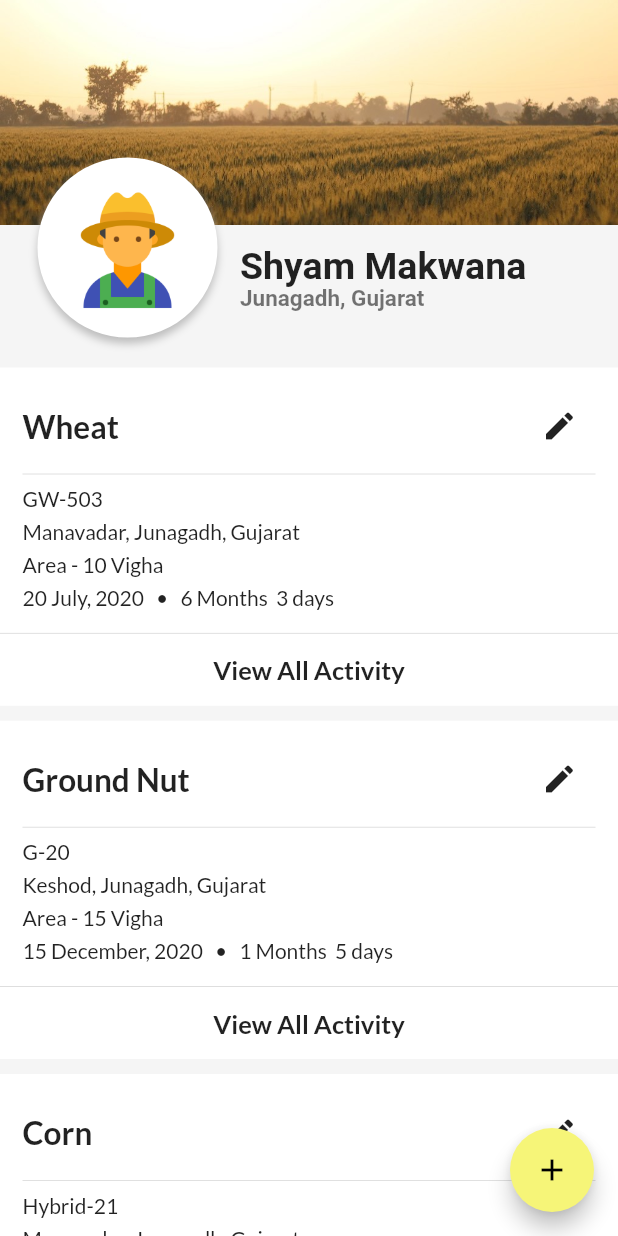
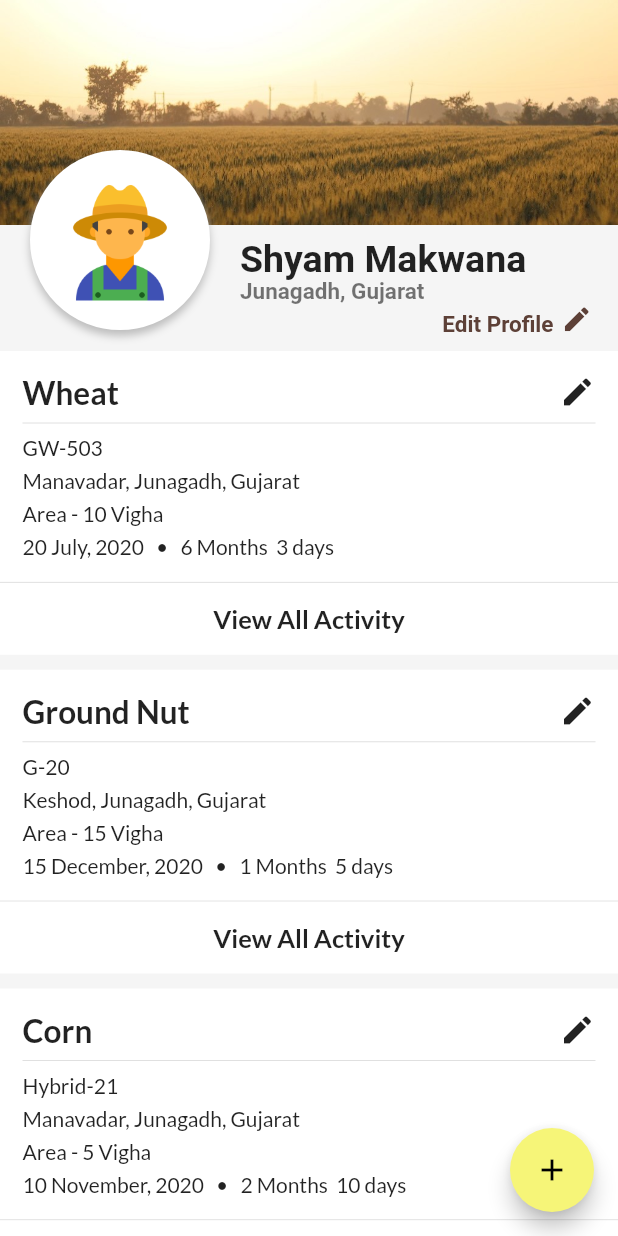
Before and after one commit to mscreation28/Farmer-Social-Network, a Flutter app: the ProfilePage screen opened by its route, on a phone screen of 412 x 824 dp. Run offline on Flutter 3.47's test engine with Material 2 defaults, Android fonts, the phone set to English and light mode, and no system bars; our stand-ins replace google_fonts, timeline_tile; accounts and stored records are empty; Roboto replaces fonts that are missing (Cairo).

Commit message:
Add/change in edit button

```diff
--- a/lib/Screen/profile_page.dart
+++ b/lib/Screen/profile_page.dart
@@ -1,3 +1,5 @@
+import '../page/edit_profile.dart';
+
 import '../page/new_crop_timeline.dart';
 
 import '../Widget/userCropListItem.dart';
@@ -13,12 +15,21 @@ class ProfilePage extends StatefulWidget {
 }
 
 class _ProfilePageState extends State<ProfilePage> {
+  void gotoEditProfile() {
+    Navigator.pushNamed(
+      context,
+      EditProfile.routeName,
+    );
+  }
+
   Widget _headSection() {
     return Container(
-      height: 225,
+      // height: 230,
       child: Stack(
         alignment: Alignment.topLeft,
         overflow: Overflow.visible,
+        children: [
+          Column(
             children: [
               Container(
                 height: 150.0,
@@ -28,35 +39,9 @@ class _ProfilePageState extends State<ProfilePage> {
                   fit: BoxFit.cover
                 ),
               ),
-          Positioned(
-            bottom: 0,
-            left: 25,
-            child: Container(
-              height: 120.0,
-              width: 120.0,
-              padding: EdgeInsets.all(8),
-              decoration: BoxDecoration(
-                color: Colors.white,
-                shape: BoxShape.circle,
-                border: Border.all(
-                  color: Colors.white,
-                  width: 8,
-                ),
-                boxShadow: [
-                  BoxShadow(
-                    color: Colors.grey.shade400,
-                    offset: Offset(0,4),
-                    blurRadius: 4,
-                  )
-                ]
-              ),
-              child: Image.asset(
-                "assets/images/farmer.png",
-              ),
-            ),
-          ),
               Container(
-            margin: EdgeInsets.only(top: 170, left: 160),
+                width: double.infinity,
+                padding: EdgeInsets.only(top: 15,left: 160),
                 child: Column(
                   crossAxisAlignment: CrossAxisAlignment.start,
                   children: [
@@ -81,8 +66,77 @@ class _ProfilePageState extends State<ProfilePage> {
                         ),
                       ),
                     ),
+                    Container(
+                      alignment: Alignment.topRight,
+                      child: FlatButton(
+                        materialTapTargetSize: MaterialTapTargetSize.shrinkWrap,
+                        onPressed: () {
+                          gotoEditProfile();
+                        },
+                        padding: EdgeInsets.only(right: 17),
+                        minWidth: 0,
+                        height: 0,
+                        // constraints: BoxConstraints(),
+                        child: RichText(
+                          text: TextSpan(
+                            children: [
+                              TextSpan(
+                                text:'Edit Profile',
+                                style: GoogleFonts.cairo(
+                                  textStyle: Theme.of(context).textTheme.caption,
+                                  fontSize: 15,
+                                  color: Theme.of(context).primaryColorDark,
+                                  fontWeight: FontWeight.bold
+                                ),
+                              ),
+                              WidgetSpan(
+                                child: SizedBox(width: 5,)
+                              ),
+                              WidgetSpan(
+                                child: Icon(
+                                  Icons.edit,
+                                  size: 21,
+                                  color: Theme.of(context).primaryColorDark,
+                                ),
+                              )
+                            ]
+                          ),
+                        )
+
+                        // icon:
+                      ),
+                    ),
                   ],
                 )
+              ),
+            ],
+          ),
+          Positioned(
+            top: 100,
+            left: 20,
+            child: Container(
+              height: 120.0,
+              width: 120.0,
+              padding: EdgeInsets.all(8),
+              decoration: BoxDecoration(
+                color: Colors.white,
+                shape: BoxShape.circle,
+                border: Border.all(
+                  color: Colors.white,
+                  width: 8,
+                ),
+                boxShadow: [
+                  BoxShadow(
+                    color: Colors.grey.shade400,
+                    offset: Offset(0,4),
+                    blurRadius: 4,
+                  )
+                ]
+              ),
+              child: Image.asset(
+                "assets/images/farmer.png",
+              ),
+            ),
           ),
         ],
       ),
@@ -110,7 +164,7 @@ class _ProfilePageState extends State<ProfilePage> {
             children: [
               _headSection(),
               SizedBox(
-                height: 20,
+                height: 10,
               ),
               getUserCropList()
             ]
--- a/lib/Widget/userCropListItem.dart
+++ b/lib/Widget/userCropListItem.dart
@@ -53,6 +53,8 @@ class UserCropList extends StatelessWidget {
                     ),
                   ),
                   IconButton(
+                    padding: EdgeInsets.all(0),
+                    constraints: BoxConstraints(),
                     icon: Icon(
                       Icons.edit
                     ),
```
Also changed, not shown: lib/Screen/timeline_activity.dart (+10 -4 lines), lib/main.dart (+5 -4 lines), lib/page/edit_profile.dart (added, +17 -0 lines). Lines whose indentation alone changed are shown as unchanged.
